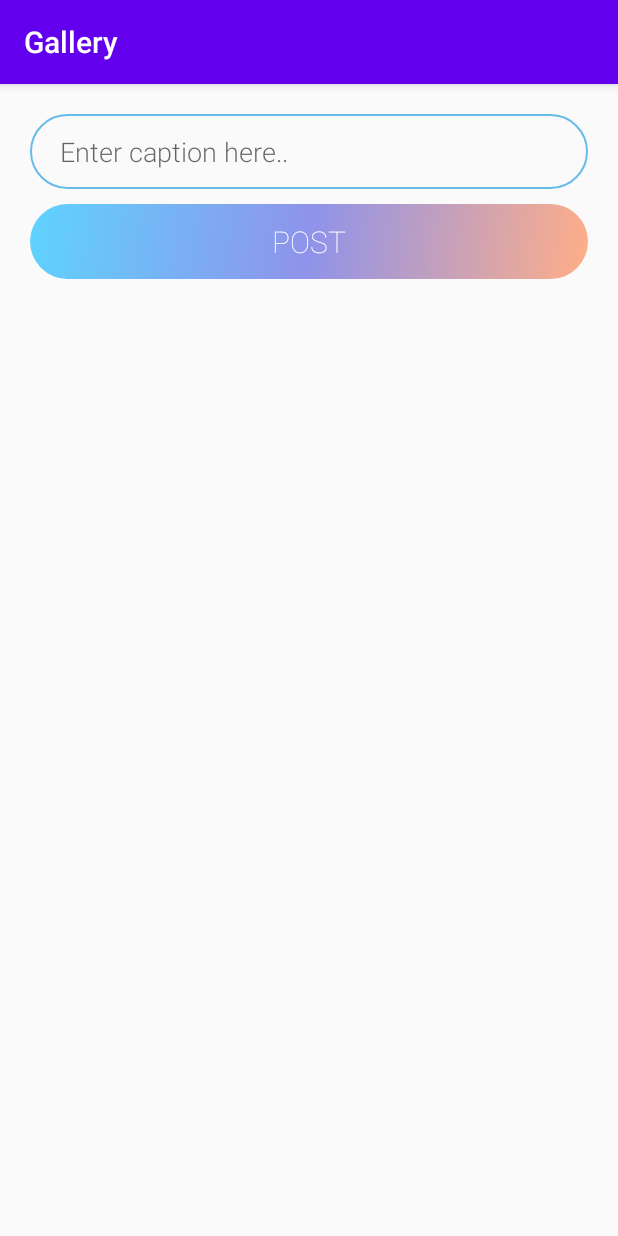
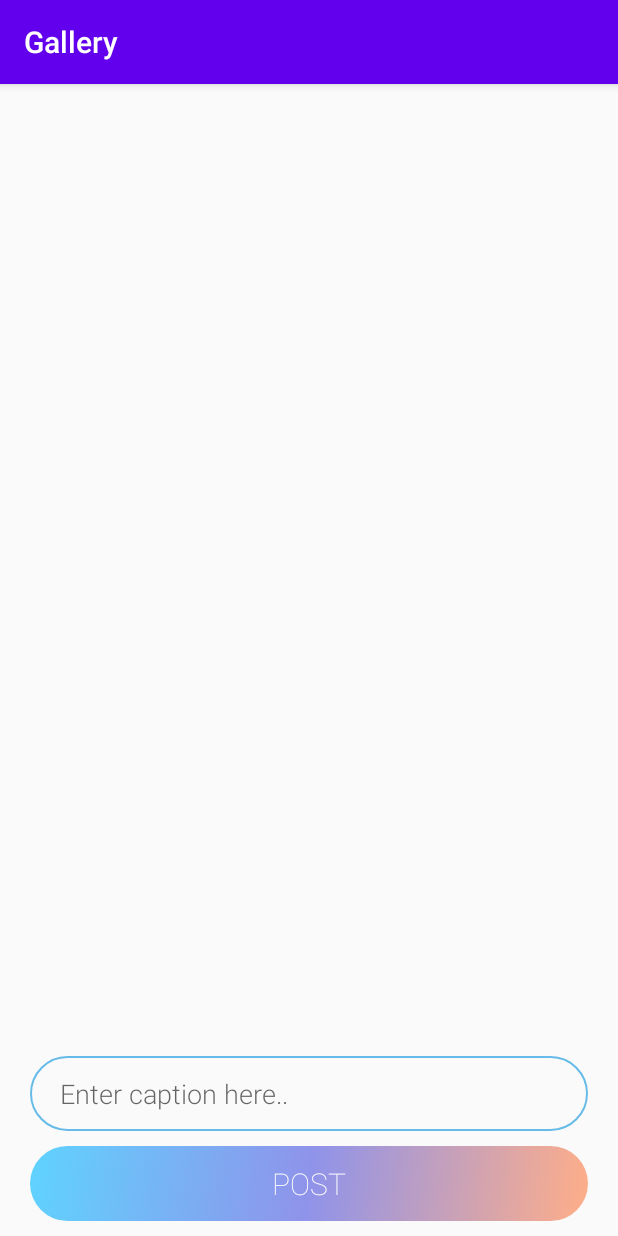
Before and after one commit to ImDeer/XImageAppX, an Android app: the fragment AddPostFragment placed in its activity, on a phone screen of 412 x 824 dp. Run offline under Robolectric (Android 15) with nearby library versions, the phone set to English and light mode, and no system bars; our stand-ins replace Dagger/Hilt's generated code, Firebase (no records; nobody signed in at launch, a user with empty details on screens opened directly), navigation-ui, paging; pictures from the network do not load; 2 statements that could not run were skipped.

Commit message:
smth works

```diff
--- a/app/build.gradle
+++ b/app/build.gradle
@@ -109,6 +109,9 @@ dependencies {
     implementation 'io.coil-kt:coil:1.1.1'
     implementation 'androidx.lifecycle:lifecycle-runtime-ktx:2.3.1'
 
+    implementation("androidx.fragment:fragment-ktx:1.3.6")
+
+
 
 
 }
--- a/app/src/main/java/com/example/ximageappx/api/UnsplashResponce.kt
+++ b/app/src/main/java/com/example/ximageappx/api/UnsplashResponce.kt
@@ -1,6 +1,6 @@
 package com.example.ximageappx.api
 
-import com.example.ximageappx.data.UnsplashPhoto
+//import com.example.ximageappx.data.UnsplashPhoto
 
 //data class UnsplashResponce(
 //    val results: List<UnsplashPhoto>
--- a/app/src/main/res/layout/fragment_add_post.xml
+++ b/app/src/main/res/layout/fragment_add_post.xml
@@ -9,8 +9,10 @@
     <ImageView
         android:id="@+id/iv_new_image"
         android:layout_width="match_parent"
-        android:layout_height="wrap_content"
+        android:layout_height="0dp"
+        android:layout_marginBottom="10dp"
         android:maxHeight="550dp"
+        app:layout_constraintBottom_toTopOf="@+id/input_description"
         app:layout_constraintEnd_toEndOf="parent"
         app:layout_constraintStart_toStartOf="parent"
         app:layout_constraintTop_toTopOf="parent"
@@ -21,8 +23,8 @@
         android:layout_width="match_parent"
         android:layout_height="wrap_content"
         android:layout_marginStart="20dp"
-        android:layout_marginTop="20dp"
         android:layout_marginEnd="20dp"
+        android:layout_marginBottom="10dp"
         android:background="@drawable/input_bg"
         android:fontFamily="sans-serif-light"
         android:hint="@string/enter_caption_here"
@@ -33,9 +35,9 @@
         android:paddingEnd="10dp"
         android:paddingBottom="5dp"
         android:textColor="@color/purple"
+        app:layout_constraintBottom_toTopOf="@+id/bt_add_post"
         app:layout_constraintEnd_toEndOf="parent"
         app:layout_constraintStart_toStartOf="parent"
-        app:layout_constraintTop_toBottomOf="@id/iv_new_image"
         tools:text="Description" />
 
     <Button
@@ -44,15 +46,15 @@
         android:layout_width="match_parent"
         android:layout_height="50dp"
         android:layout_marginStart="20dp"
-        android:layout_marginTop="10dp"
         android:layout_marginEnd="20dp"
+        android:layout_marginBottom="10dp"
         android:background="@drawable/button_bg"
         android:fontFamily="sans-serif-thin"
         android:text="@string/Post"
         android:textColor="#FFFFFF"
         android:textSize="20sp"
+        app:layout_constraintBottom_toBottomOf="parent"
         app:layout_constraintEnd_toEndOf="parent"
-        app:layout_constraintStart_toStartOf="parent"
-        app:layout_constraintTop_toBottomOf="@id/input_description" />
+        app:layout_constraintStart_toStartOf="parent" />
 
 </androidx.constraintlayout.widget.ConstraintLayout>
```
Also changed, not shown: app/src/main/AndroidManifest.xml (+10 -0 lines), app/src/main/java/com/example/ximageappx/data/UnsplashPhoto.kt (+31 -31 lines), app/src/main/java/com/example/ximageappx/ui/gallery/GalleryFragment.kt (+95 -31 lines), app/src/main/res/xml/provider_paths.xml (added, +8 -0 lines).
